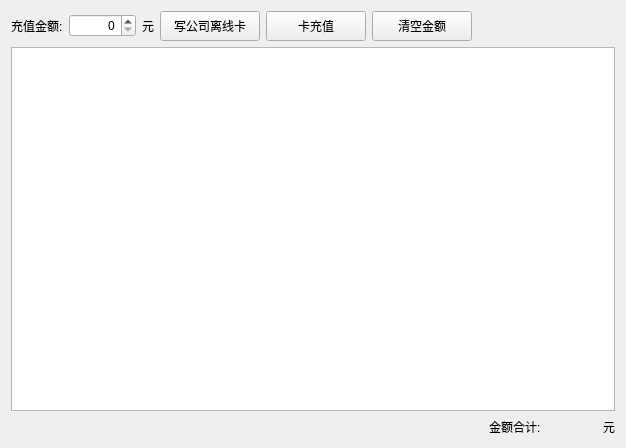
First picture: the form in corpofflinewidget.ui, repository malx927/NfcPn532Card, before the edit.
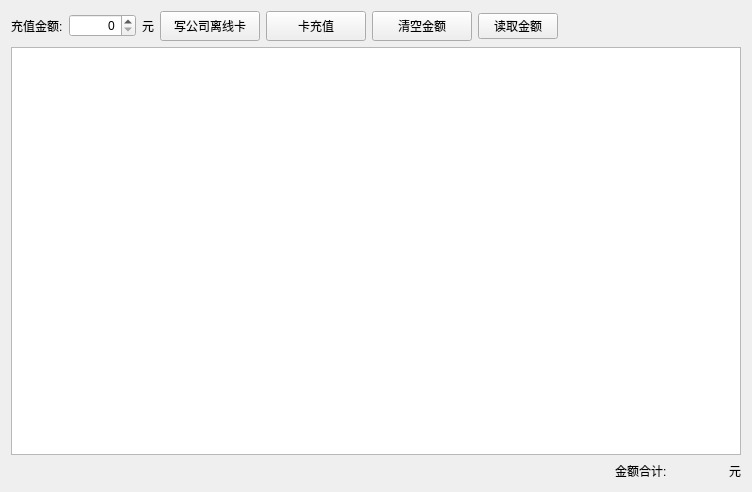
Second picture: the form after the edit.

The edit to the form file:
```diff
--- a/corpofflinewidget.ui
+++ b/corpofflinewidget.ui
@@ -6,8 +6,8 @@
    <rect>
     <x>0</x>
     <y>0</y>
-    <width>626</width>
-    <height>448</height>
+    <width>752</width>
+    <height>492</height>
    </rect>
   </property>
   <property name="windowTitle">
@@ -79,6 +79,19 @@
        </property>
       </widget>
      </item>
+     <item>
+      <widget class="QPushButton" name="readButton">
+       <property name="baseSize">
+        <size>
+         <width>100</width>
+         <height>30</height>
+        </size>
+       </property>
+       <property name="text">
+        <string>读取金额</string>
+       </property>
+      </widget>
+     </item>
      <item>
       <spacer name="horizontalSpacer">
        <property name="orientation">
```
